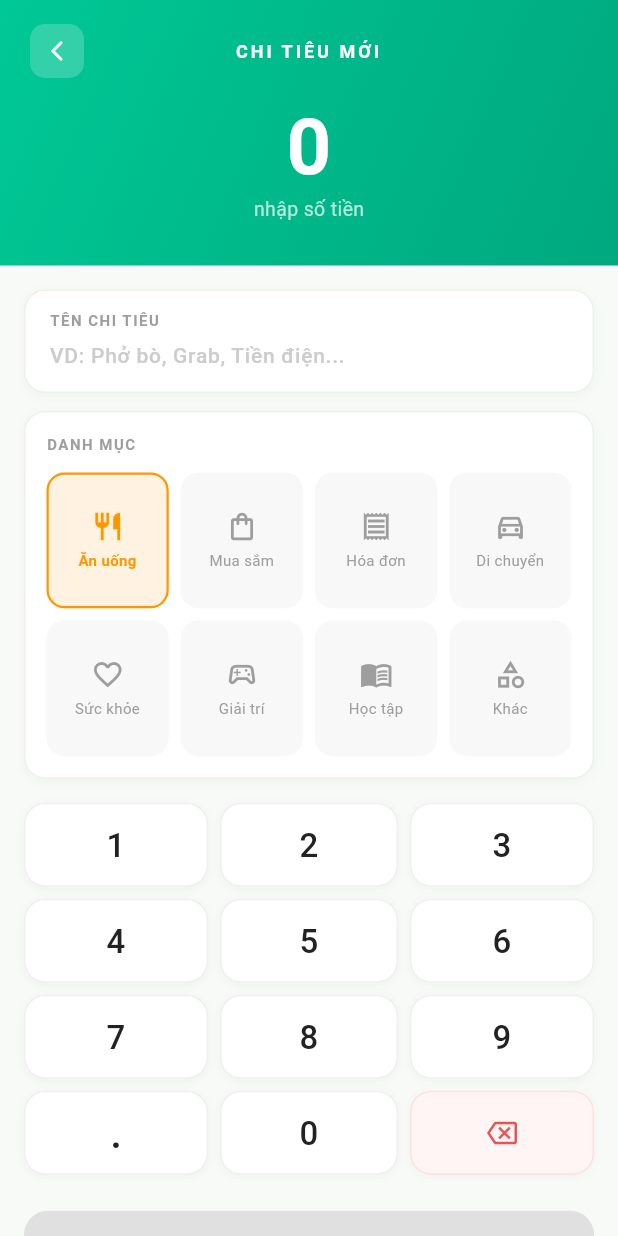
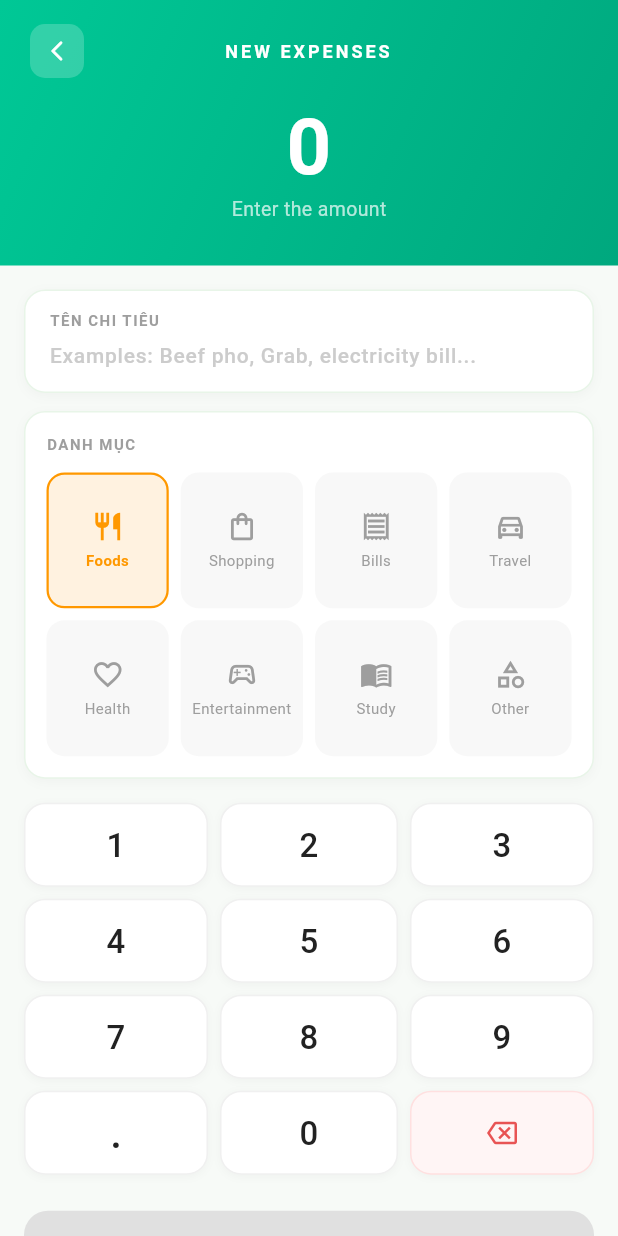
Before and after one commit to vafan00/fin_assist, a Flutter app: the screen it shows after launch, after a tap on the "add" icon, on a phone screen of 412 x 824 dp. Run offline on Flutter 3.47's test engine with Material 3 defaults, Android fonts, the phone set to English and light mode, and no system bars; our stand-ins replace fl_chart.

Commit message:
Update eng

```diff
--- a/lib/features/add_expense/add_expense_screen.dart
+++ b/lib/features/add_expense/add_expense_screen.dart
@@ -28,14 +28,14 @@ class _Cat {
 }
 
 const _cats = [
-  _Cat(label: 'Ăn uống',   icon: Icons.restaurant_outlined,     color: Color(0xFFFF9800)),
-  _Cat(label: 'Mua sắm',   icon: Icons.shopping_bag_outlined,   color: Color(0xFF9C27B0)),
-  _Cat(label: 'Hóa đơn',   icon: Icons.receipt_outlined,        color: Color(0xFF2196F3)),
-  _Cat(label: 'Di chuyển', icon: Icons.directions_car_outlined, color: Color(0xFF009688)),
-  _Cat(label: 'Sức khỏe',  icon: Icons.favorite_outline,        color: Color(0xFFE91E63)),
-  _Cat(label: 'Giải trí',  icon: Icons.sports_esports_outlined, color: Color(0xFF673AB7)),
-  _Cat(label: 'Học tập',   icon: Icons.menu_book_outlined,      color: Color(0xFF3F51B5)),
-  _Cat(label: 'Khác',      icon: Icons.category_outlined,       color: Color(0xFF607D8B)),
+  _Cat(label: 'Foods',   icon: Icons.restaurant_outlined,     color: Color(0xFFFF9800)),
+  _Cat(label: 'Shopping',   icon: Icons.shopping_bag_outlined,   color: Color(0xFF9C27B0)),
+  _Cat(label: 'Bills',   icon: Icons.receipt_outlined,        color: Color(0xFF2196F3)),
+  _Cat(label: 'Travel', icon: Icons.directions_car_outlined, color: Color(0xFF009688)),
+  _Cat(label: 'Health',  icon: Icons.favorite_outline,        color: Color(0xFFE91E63)),
+  _Cat(label: 'Entertainment',  icon: Icons.sports_esports_outlined, color: Color(0xFF673AB7)),
+  _Cat(label: 'Study',   icon: Icons.menu_book_outlined,      color: Color(0xFF3F51B5)),
+  _Cat(label: 'Other',      icon: Icons.category_outlined,       color: Color(0xFF607D8B)),
 ];
 
 // ════════════════════════════════════════════════════════════════════
@@ -194,7 +194,7 @@ class _AddExpenseDesktopState extends State<_AddExpenseDesktop>
               ),
               const SizedBox(height: 32),
 
-              const Text('CHI TIÊU MỚI', style: TextStyle(
+              const Text('NEW EXPENSES', style: TextStyle(
                 color: Colors.white60, fontSize: 11, fontWeight: FontWeight.w700, letterSpacing: 2,
               )),
               const SizedBox(height: 16),
@@ -211,7 +211,7 @@ class _AddExpenseDesktopState extends State<_AddExpenseDesktop>
                     )),
                     const SizedBox(height: 6),
                     Text(
-                      _amount > 0 ? 'đồng • ${_cats[_catIndex].label}' : 'nhập số tiền',
+                      _amount > 0 ? 'đồng • ${_cats[_catIndex].label}' : 'Enter the amount',
                       style: const TextStyle(color: Colors.white70, fontSize: 13),
                     ),
                   ],
@@ -236,12 +236,12 @@ class _AddExpenseDesktopState extends State<_AddExpenseDesktop>
                       children: [
                         const Text('Tóm tắt', style: TextStyle(color: Colors.white60, fontSize: 11, fontWeight: FontWeight.w700, letterSpacing: 1)),
                         const SizedBox(height: 10),
-                        _summaryRow(Icons.label_outline, 'Tên',
+                        _summaryRow(Icons.label_outline, 'Name',
                             _nameCtrl.text.trim().isEmpty ? _cats[_catIndex].label : _nameCtrl.text.trim()),
                         const SizedBox(height: 8),
-                        _summaryRow(_cats[_catIndex].icon, 'Danh mục', _cats[_catIndex].label),
+                        _summaryRow(_cats[_catIndex].icon, 'Category', _cats[_catIndex].label),
                         const SizedBox(height: 8),
-                        _summaryRow(Icons.attach_money, 'Số tiền', '${_display}đ'),
+                        _summaryRow(Icons.attach_money, 'Amount', '${_display}vnđ'),
                       ],
                     ),
                   ),
@@ -310,7 +310,7 @@ class _AddExpenseDesktopState extends State<_AddExpenseDesktop>
       controller: _nameCtrl,
       onChanged: (_) => setState(() {}),
       decoration: InputDecoration(
-        hintText: 'VD: Phở bò, Grab, Tiền điện...',
+        hintText: 'Examples: Beef pho, Grab, electricity bill...',
         hintStyle: const TextStyle(color: Color(0xFFCCCCCC), fontSize: 14),
         filled: true,
         fillColor: Colors.white,
@@ -417,7 +417,7 @@ class _AddExpenseDesktopState extends State<_AddExpenseDesktop>
             Icon(cat.icon, color: enabled ? Colors.white : Colors.grey.shade500, size: 16),
             const SizedBox(width: 8),
             Text(
-              enabled ? 'Lưu ${cat.label.toLowerCase()} • ${_display}đ' : 'Nhập số tiền để lưu',
+              enabled ? 'Save ${cat.label.toLowerCase()} • ${_display}vnđ' : 'Enter the amount',
               style: TextStyle(
                 color: enabled ? Colors.white : Colors.grey.shade500,
                 fontSize: 14, fontWeight: FontWeight.w700, letterSpacing: 0.3,
@@ -527,7 +527,7 @@ class _AddExpenseContentState extends State<_AddExpenseContent>
                 ),
               ),
               const Expanded(
-                child: Text('CHI TIÊU MỚI', textAlign: TextAlign.center,
+                child: Text('NEW EXPENSES', textAlign: TextAlign.center,
                   style: TextStyle(color: Colors.white, fontSize: 12, fontWeight: FontWeight.w700, letterSpacing: 2)),
               ),
               const SizedBox(width: 36),
@@ -542,7 +542,7 @@ class _AddExpenseContentState extends State<_AddExpenseContent>
                 )),
                 const SizedBox(height: 6),
                 Text(
-                  _amount > 0 ? 'đồng • ${_cats[_catIndex].label}' : 'nhập số tiền',
+                  _amount > 0 ? 'đồng • ${_cats[_catIndex].label}' : 'Enter the amount',
                   style: const TextStyle(color: Colors.white70, fontSize: 13),
                 ),
               ]),
@@ -588,7 +588,7 @@ class _AddExpenseContentState extends State<_AddExpenseContent>
         TextField(
           controller: _nameCtrl,
           decoration: const InputDecoration(
-            hintText: 'VD: Phở bò, Grab, Tiền điện...',
+            hintText: 'Examples: Beef pho, Grab, electricity bill...',
             hintStyle: TextStyle(color: Color(0xFFCCCCCC), fontSize: 14),
             border: InputBorder.none, isDense: true, contentPadding: EdgeInsets.zero,
           ),
@@ -747,7 +747,7 @@ class _AddExpenseContentState extends State<_AddExpenseContent>
           Icon(cat.icon, color: enabled ? Colors.white : Colors.grey.shade500, size: 18),
           const SizedBox(width: 8),
           Text(
-            enabled ? 'Lưu ${cat.label.toLowerCase()} • ${_display}đ' : 'Nhập số tiền để lưu',
+            enabled ? 'Save ${cat.label.toLowerCase()} • ${_display}vnđ' : 'Enter the amount',
             style: TextStyle(
               color: enabled ? Colors.white : Colors.grey.shade500,
               fontSize: 15, fontWeight: FontWeight.w700, letterSpacing: 0.3,
--- a/lib/features/dashboard/dashboard_screen.dart
+++ b/lib/features/dashboard/dashboard_screen.dart
@@ -143,24 +143,24 @@ class _DashboardScreenState extends State<DashboardScreen> {
       context: context,
       builder: (_) => AlertDialog(
         shape: RoundedRectangleBorder(borderRadius: BorderRadius.circular(20)),
-        title: const Text("Sửa chi tiêu"),
+        title: const Text("Adjust spending"),
         content: Column(
           mainAxisSize: MainAxisSize.min,
           children: [
-            _inputField(ctrl: name,   label: "Tên"),
+            _inputField(ctrl: name,   label: "Name"),
             const SizedBox(height: 12),
-            _inputField(ctrl: amount, label: "Số tiền (đ)", numeric: true),
+            _inputField(ctrl: amount, label: "Amount (vnđ)", numeric: true),
           ],
         ),
         actions: [
           TextButton(
             onPressed: () => Navigator.pop(context, false),
-            child: const Text("Huỷ", style: TextStyle(color: Colors.grey)),
+            child: const Text("Cancel", style: TextStyle(color: Colors.grey)),
           ),
           ElevatedButton(
             style: ElevatedButton.styleFrom(backgroundColor: kGreen),
             onPressed: () => Navigator.pop(context, true),
-            child: const Text("Lưu"),
+            child: const Text("Save"),
           ),
         ],
       ),
@@ -237,10 +237,10 @@ class _DashboardScreenState extends State<DashboardScreen> {
   Widget _buildSidebar(R r) {
     final iconOnly = r.isTablet;
     final items = [
-      _SideItem(icon: Icons.grid_view_rounded,    label: "Tổng quan",  idx: 0),
-      _SideItem(icon: Icons.receipt_long_outlined, label: "Giao dịch", idx: 1),
-      _SideItem(icon: Icons.pie_chart_outline,    label: "Ngân sách", idx: 2),
-      _SideItem(icon: Icons.person_outline,       label: "Tôi",       idx: 3),
+      _SideItem(icon: Icons.grid_view_rounded,    label: "Overview",  idx: 0),
+      _SideItem(icon: Icons.receipt_long_outlined, label: "Transaction", idx: 1),
+      _SideItem(icon: Icons.pie_chart_outline,    label: "Budget", idx: 2),
+      _SideItem(icon: Icons.person_outline,       label: "Profile",       idx: 3),
     ];
 
     return AnimatedContainer(
@@ -276,7 +276,7 @@ class _DashboardScreenState extends State<DashboardScreen> {
                 ),
                 onPressed: _goAddExpense,
                 icon: const Icon(Icons.add, size: 18),
-                label: const Text("Thêm chi tiêu"),
+                label: const Text("Add Expense"),
               ),
             )
           else
@@ -358,11 +358,11 @@ class _DashboardScreenState extends State<DashboardScreen> {
               const SizedBox(height: 16),
               Row(
                 children: [
-                  _summaryCard("Tổng balance", _fmtFull(source), icon: Icons.account_balance_wallet_outlined),
+                  _summaryCard("Total balance", _fmtFull(source), icon: Icons.account_balance_wallet_outlined),
                   const SizedBox(width: 12),
-                  _summaryCard("Đã chi", _fmtFull(total), icon: Icons.remove_circle_outline, negative: true),
+                  _summaryCard("Paid", _fmtFull(total), icon: Icons.remove_circle_outline, negative: true),
                   const SizedBox(width: 12),
-                  _summaryCard("Còn lại", _fmtFull(remaining), icon: Icons.savings_outlined, negative: remaining < 0),
+                  _summaryCard("Remaining", _fmtFull(remaining), icon: Icons.savings_outlined, negative: remaining < 0),
                 ],
               ),
               const SizedBox(height: 20),
@@ -406,9 +406,9 @@ class _DashboardScreenState extends State<DashboardScreen> {
           children: [
             _statChip("Balance",  _fmt(source)),
             _divider(),
-            _statChip("Chi tiêu", _fmt(total)),
+            _statChip("Expense", _fmt(total)),
             _divider(),
-            _statChip("Còn lại",  _fmt(remaining),
+            _statChip("Remaining",  _fmt(remaining),
                 color: remaining < 0 ? Colors.redAccent[100]! : Colors.white),
           ],
         ),
@@ -427,14 +427,14 @@ class _DashboardScreenState extends State<DashboardScreen> {
           Column(
             mainAxisSize: MainAxisSize.min,
             children: [
-              const Text("khả dụng",
+              const Text("Available",
                   style: TextStyle(color: Colors.white70, fontSize: 11, letterSpacing: 0.5)),
               const SizedBox(height: 4),
               Text(
                 _fmt(remaining < 0 ? 0 : remaining),
                 style: TextStyle(color: Colors.white, fontSize: r.donutFont, fontWeight: FontWeight.bold),
               ),
-              const Text("đồng", style: TextStyle(color: Colors.white60, fontSize: 11)),
+              const Text("vnđ", style: TextStyle(color: Colors.white60, fontSize: 11)),
             ],
           ),
         ],
@@ -449,9 +449,9 @@ class _DashboardScreenState extends State<DashboardScreen> {
         Row(
           mainAxisAlignment: MainAxisAlignment.spaceBetween,
           children: [
-            Text("${(spentRatio * 100).toStringAsFixed(0)}% đã sử dụng",
+            Text("${(spentRatio * 100).toStringAsFixed(0)}% used",
                 style: const TextStyle(color: Colors.white70, fontSize: 11)),
-            Text("${_fmtFull(remaining)} còn lại",
+            Text("${_fmtFull(remaining)} remaining",
                 style: const TextStyle(color: Colors.white70, fontSize: 11)),
           ],
         ),
@@ -522,7 +522,7 @@ class _DashboardScreenState extends State<DashboardScreen> {
     return Column(
       crossAxisAlignment: CrossAxisAlignment.start,
       children: [
-        _sectionLabel("Tài khoản"),
+        _sectionLabel("Account"),
         const SizedBox(height: 12),
         GridView.count(
           crossAxisCount: r.accountCols,
@@ -570,9 +570,9 @@ class _DashboardScreenState extends State<DashboardScreen> {
                 if (v == "active")  setActive(b.id);
               },
               itemBuilder: (_) => const [
-                PopupMenuItem(value: "active",  child: Text("Đặt chính")),
-                PopupMenuItem(value: "refresh", child: Text("Làm mới")),
-                PopupMenuItem(value: "unlink",  child: Text("Huỷ liên kết")),
+                PopupMenuItem(value: "active",  child: Text("Set main")),
+                PopupMenuItem(value: "refresh", child: Text("Refresh")),
+                PopupMenuItem(value: "unlink",  child: Text("Unlink")),
               ],
             ),
           ],
@@ -606,9 +606,9 @@ class _DashboardScreenState extends State<DashboardScreen> {
                 crossAxisAlignment: CrossAxisAlignment.start,
                 mainAxisAlignment: MainAxisAlignment.center,
                 children: [
-                  const Text("Số dư thủ công", style: TextStyle(fontWeight: FontWeight.w600, fontSize: 13)),
+                  const Text("Enter Manual", style: TextStyle(fontWeight: FontWeight.w600, fontSize: 13)),
                   Text(
-                    budget > 0 ? "${_fmtFull(budget)}đ" : "Chưa nhập — nhấn để cập nhật",
+                    budget > 0 ? "${_fmtFull(budget)}vnđ" : "Not Set — press to update",
                     style: TextStyle(
                       color: budget > 0 ? kGreen : Colors.grey,
                       fontSize: 11,
@@ -638,7 +638,7 @@ class _DashboardScreenState extends State<DashboardScreen> {
           children: [
             Icon(Icons.add, color: kGreen, size: 18),
             SizedBox(width: 6),
-            Text("Liên kết ngân hàng",
+            Text("Link your bank account",
                 style: TextStyle(color: kGreen, fontWeight: FontWeight.w600, fontSize: 13)),
           ],
         ),
@@ -659,7 +659,7 @@ class _DashboardScreenState extends State<DashboardScreen> {
     return Column(
       crossAxisAlignment: CrossAxisAlignment.start,
       children: [
-        _sectionLabel("Phân tích"),
+        _sectionLabel("Analysis"),
         const SizedBox(height: 12),
         if (r.isDesktop)
           Row(
@@ -701,7 +701,7 @@ class _DashboardScreenState extends State<DashboardScreen> {
     return Column(
       crossAxisAlignment: CrossAxisAlignment.start,
       children: [
-        _sectionLabel("Chi tiêu gần đây"),
+        _sectionLabel("Recent spending"),
         const SizedBox(height: 12),
         if (r.isDesktop)
           GridView.count(
@@ -766,11 +766,11 @@ class _DashboardScreenState extends State<DashboardScreen> {
                 mainAxisAlignment: MainAxisAlignment.center,
                 children: [
                   Text(e.name, style: const TextStyle(fontWeight: FontWeight.w500, fontSize: 13)),
-                  Text(e.category ?? "Khác", style: const TextStyle(color: Colors.grey, fontSize: 11)),
+                  Text(e.category ?? "Other", style: const TextStyle(color: Colors.grey, fontSize: 11)),
                 ],
               ),
             ),
-            Text("-${e.amount.toStringAsFixed(0)}đ",
+            Text("-${e.amount.toStringAsFixed(0)}vnđ",
                 style: const TextStyle(color: Color(0xFFE85454), fontWeight: FontWeight.bold, fontSize: 13)),
           ],
         ),
@@ -792,7 +792,7 @@ class _DashboardScreenState extends State<DashboardScreen> {
       title:    Text(e.name,            style: const TextStyle(fontWeight: FontWeight.w500, fontSize: 14)),
       subtitle: Text(e.category ?? "Khác", style: const TextStyle(color: Colors.grey, fontSize: 12)),
       trailing: Text(
-        "-${e.amount.toStringAsFixed(0)}đ",
+        "-${e.amount.toStringAsFixed(0)}vnđ",
         style: const TextStyle(color: Color(0xFFE85454), fontWeight: FontWeight.bold, fontSize: 13),
       ),
       onTap: () => editExpense(e),
@@ -815,10 +815,10 @@ class _DashboardScreenState extends State<DashboardScreen> {
       elevation: 12,
       selectedLabelStyle: const TextStyle(fontWeight: FontWeight.w600, fontSize: 11),
       items: const [
-        BottomNavigationBarItem(icon: Icon(Icons.grid_view_rounded),    label: "Tổng quan"),
-        BottomNavigationBarItem(icon: Icon(Icons.receipt_long_outlined), label: "Giao dịch"),
-        BottomNavigationBarItem(icon: Icon(Icons.pie_chart_outline),    label: "Ngân sách"),
-        BottomNavigationBarItem(icon: Icon(Icons.person_outline),       label: "Tôi"),
+        BottomNavigationBarItem(icon: Icon(Icons.grid_view_rounded),    label: "Overview"),
+        BottomNavigationBarItem(icon: Icon(Icons.receipt_long_outlined), label: "Transaction"),
+        BottomNavigationBarItem(icon: Icon(Icons.pie_chart_outline),    label: "Budget"),
+        BottomNavigationBarItem(icon: Icon(Icons.person_outline),       label: "Profile"),
       ],
     );
   }
@@ -862,20 +862,20 @@ class _DashboardScreenState extends State<DashboardScreen> {
 
   Color _catColor(String? cat) {
     switch (cat?.toLowerCase()) {
-      case 'ăn uống':   return Colors.orange;
-      case 'mua sắm':   return Colors.purple;
-      case 'hóa đơn':   return Colors.blue;
-      case 'di chuyển': return Colors.teal;
+      case 'Foods':   return Colors.orange;
+      case 'Shopping':   return Colors.purple;
+      case 'Bills':   return Colors.blue;
+      case 'Travel': return Colors.teal;
       default:           return kGreen;
     }
   }
 
   IconData _catIcon(String? cat) {
     switch (cat?.toLowerCase()) {
-      case 'ăn uống':   return Icons.restaurant_outlined;
-      case 'mua sắm':   return Icons.shopping_bag_outlined;
-      case 'hóa đơn':   return Icons.receipt_outlined;
-      case 'di chuyển': return Icons.directions_car_outlined;
+      case 'Foods':   return Icons.restaurant_outlined;
+      case 'Shopping':   return Icons.shopping_bag_outlined;
+      case 'Bills':   return Icons.receipt_outlined;
+      case 'Travel': return Icons.directions_car_outlined;
       default:           return Icons.attach_money;
     }
   }
@@ -917,10 +917,10 @@ class _ManualBalanceSheet extends StatelessWidget {
             ),
           ),
           const SizedBox(height: 20),
-          const Text("Nhập số dư thủ công",
+          const Text("Enter Manual",
               style: TextStyle(fontSize: 18, fontWeight: FontWeight.bold)),
           const SizedBox(height: 4),
-          const Text("Số dư hiện tại trong tài khoản của bạn",
+          const Text("Your current account balance",
               style: TextStyle(color: Colors.grey, fontSize: 13)),
           const SizedBox(height: 20),
           TextField(
@@ -932,7 +932,7 @@ class _ManualBalanceSheet extends StatelessWidget {
             decoration: InputDecoration(
               hintText: "0",
               hintStyle: TextStyle(color: Colors.grey.shade300, fontSize: 32),
-              suffixText: "đ",
+              suffixText: "vnđ",
               suffixStyle: const TextStyle(color: kGreen, fontSize: 20, fontWeight: FontWeight.bold),
               border:        OutlineInputBorder(borderRadius: BorderRadius.circular(16), borderSide: const BorderSide(color: kGreen)),
               focusedBorder: OutlineInputBorder(borderRadius: BorderRadius.circular(16), borderSide: const BorderSide(color: kGreen, width: 2)),
@@ -951,7 +951,7 @@ class _ManualBalanceSheet extends StatelessWidget {
                 final v = double.tryParse(controller.text) ?? 0;
                 if (v > 0) { onSave(v); Navigator.pop(context); }
               },
-              child: const Text("Lưu số dư",
+              child: const Text("Save balance",
                   style: TextStyle(fontSize: 16, fontWeight: FontWeight.w700, color: Colors.white)),
             ),
           ),
@@ -960,7 +960,7 @@ class _ManualBalanceSheet extends StatelessWidget {
             width: double.infinity,
             child: TextButton(
               onPressed: () => Navigator.pop(context),
-              child: const Text("Huỷ", style: TextStyle(color: Colors.grey)),
+              child: const Text("Cancel", style: TextStyle(color: Colors.grey)),
             ),
           ),
         ],
```
